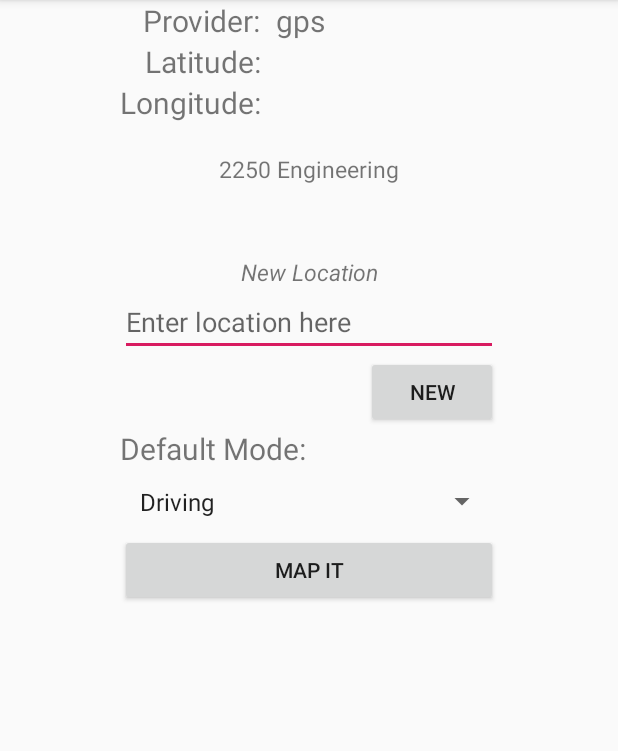
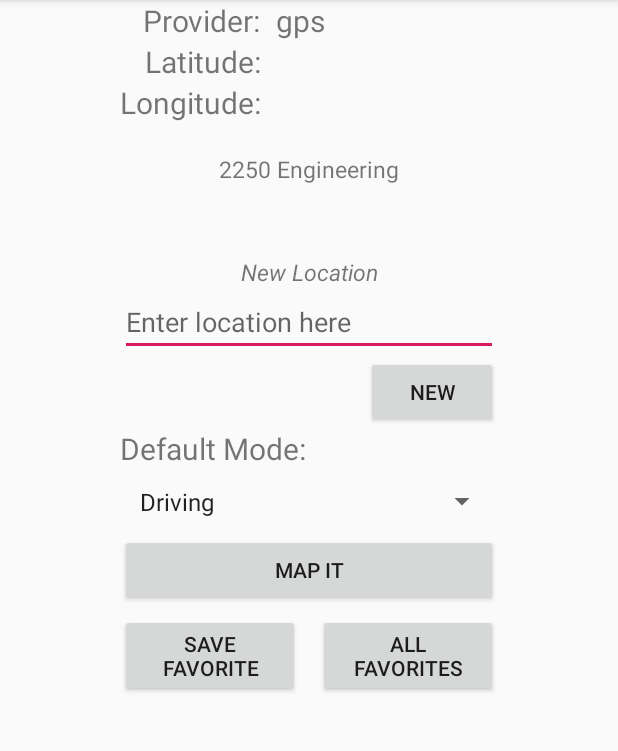
Before and after one commit to tylerduck/gps-app, an Android app: the screen it shows after launch (MainActivity), on a phone screen of 412 x 824 dp, the part 84-835 px from its top. Run offline under Robolectric (Android 15) with nearby library versions, the phone set to English and light mode, and no system bars.

Commit message:
started dialog for favorites

```diff
--- a/app/src/main/res/layout/activity_main.xml
+++ b/app/src/main/res/layout/activity_main.xml
@@ -134,7 +134,7 @@
         android:textSize="20sp" />
 
     <Button
-        android:id="@+id/button"
+        android:id="@+id/mapButton"
         android:layout_width="match_parent"
         android:layout_height="wrap_content"
         android:layout_below="@id/spinnerMode"
@@ -142,4 +142,21 @@
         android:onClick="onMap"
         android:text="@string/map_it" />
 
+    <Button
+        android:id="@+id/allFavsButton"
+        android:layout_width="120dp"
+        android:layout_height="wrap_content"
+        android:layout_below="@id/mapButton"
+        android:layout_alignParentEnd="true"
+        android:layout_marginTop="5dp"
+        android:text="@string/allFavs" />
+
+    <Button
+        android:id="@+id/saveFavButton"
+        android:layout_width="120dp"
+        android:layout_height="wrap_content"
+        android:layout_below="@id/mapButton"
+        android:layout_marginTop="5dp"
+        android:text="@string/saveFav" />
+
 </RelativeLayout>
--- a/app/src/main/res/values/strings.xml
+++ b/app/src/main/res/values/strings.xml
@@ -14,4 +14,7 @@
     <string name="exception">Failed to communicate with geolocation services</string>
     <string name="couldnotfind">Unable to locate address</string>
     <string name="map_it">Map It</string>
+    <string name="saveFav">Save Favorite</string>
+    <string name="allFavs">All Favorites</string>
+    <string name="favTag">Pick a favorite</string>
 </resources>
```
Also changed, not shown: app/src/main/java/edu/msu/lawsont2/arewethereyetlawsont2/LoadDlg.java (added, +69 -0 lines), app/src/main/res/layout/catalog_dlg.xml (added, +14 -0 lines).
